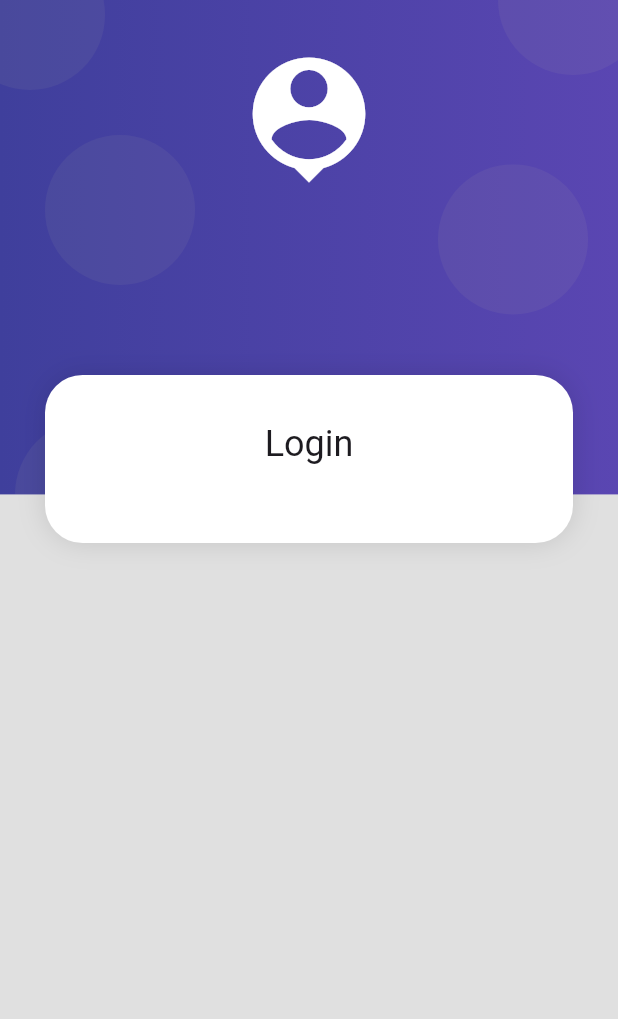
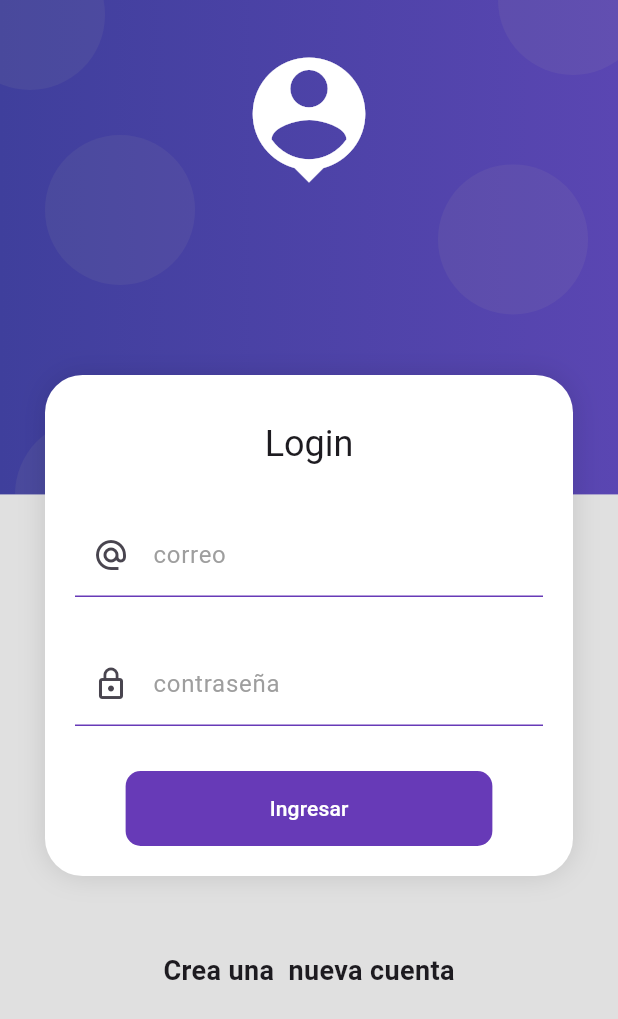
Before and after one commit to juanadls/products_sample_app, a Flutter app: the screen it shows after launch, on a phone screen of 412 x 824 dp. Shown: the top 1019 px of the screen. Run offline on Flutter 3.47's test engine with Material 3 defaults, Android fonts, the phone set to English and light mode, and no system bars.

Commit message:
login page updated

```diff
--- a/lib/screens/login_screen.dart
+++ b/lib/screens/login_screen.dart
@@ -1,4 +1,5 @@
 import 'package:flutter/material.dart';
+import 'package:products_sample_app/ui/input_decorations.dart';
 import 'package:products_sample_app/widgets/widgets.dart';
 
 class LoginScreen extends StatelessWidget {
@@ -19,9 +20,14 @@ class LoginScreen extends StatelessWidget {
                     Text("Login",
                         style: Theme.of(context).textTheme.headlineSmall),
                     const SizedBox(height: 30),
+                    const _LoginForm()
                   ],
                 ),
               ),
+              const SizedBox(height: 50),
+              const Text("Crea una  nueva cuenta",
+                  style: TextStyle(fontSize: 18, fontWeight: FontWeight.bold)),
+              const SizedBox(height: 50),
             ],
           ),
         ),
@@ -29,3 +35,51 @@ class LoginScreen extends StatelessWidget {
     );
   }
 }
+
+class _LoginForm extends StatelessWidget {
+  const _LoginForm();
+
+  @override
+  Widget build(BuildContext context) {
+    return Form(
+      child: Column(
+        children: [
+          TextFormField(
+            autocorrect: false,
+            keyboardType: TextInputType.emailAddress,
+            decoration: InputDecorations.authInpuDecoration(
+                hintText: 'john.doe@gmail.com',
+                labelText: 'correo',
+                prefixIcon: const Icon(Icons.alternate_email_sharp)),
+          ),
+          const SizedBox(height: 30),
+          TextFormField(
+            obscureText: true,
+            autocorrect: false,
+            keyboardType: TextInputType.emailAddress,
+            decoration: InputDecorations.authInpuDecoration(
+                hintText: '******',
+                labelText: 'contraseña',
+                prefixIcon: const Icon(Icons.lock_outline)),
+          ),
+          const SizedBox(height: 30),
+          MaterialButton(
+            onPressed: () {},
+            shape:
+                RoundedRectangleBorder(borderRadius: BorderRadius.circular(10)),
+            disabledColor: Colors.grey,
+            elevation: 0,
+            color: Colors.deepPurple,
+            child: Container(
+                padding:
+                    const EdgeInsets.symmetric(horizontal: 80, vertical: 15),
+                child: const Text(
+                  "Ingresar",
+                  style: TextStyle(color: Colors.white),
+                )),
+          )
+        ],
+      ),
+    );
+  }
+}
--- /dev/null
+++ b/lib/ui/input_decorations.dart
@@ -0,0 +1,20 @@
+import 'package:flutter/material.dart';
+
+class InputDecorations {
+  static InputDecoration authInpuDecoration({
+    required String hintText,
+    required String labelText,
+    Widget? prefixIcon,
+  }) {
+    return InputDecoration(
+        enabledBorder: const UnderlineInputBorder(
+          borderSide: BorderSide(color: Colors.deepPurple),
+        ),
+        focusedBorder: const UnderlineInputBorder(
+            borderSide: BorderSide(color: Colors.deepPurple, width: 2)),
+        hintText: hintText,
+        labelText: labelText,
+        labelStyle: const TextStyle(color: Colors.grey),
+        prefixIcon: prefixIcon);
+  }
+}
```
